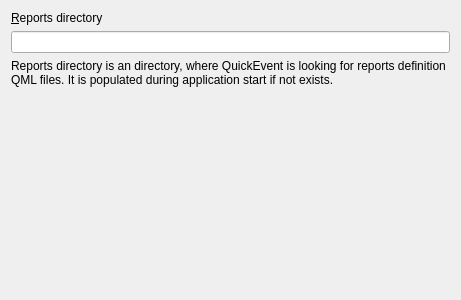
Qt form quickevent/app/quickevent/plugins/Core/src/widgets/reportssettingspage.ui (Quick-Box/quickevent) before a commit.
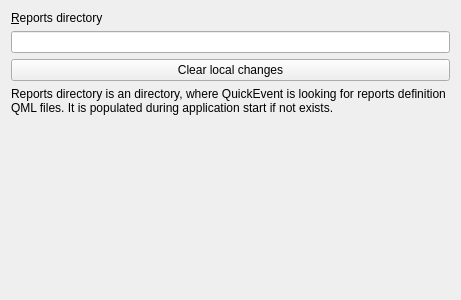
The same form after that commit.

Commit message: Add button to clear local report changes

The edit to the form file:
```diff
--- a/quickevent/app/quickevent/plugins/Core/src/widgets/reportssettingspage.ui
+++ b/quickevent/app/quickevent/plugins/Core/src/widgets/reportssettingspage.ui
@@ -34,6 +34,13 @@
      </property>
     </widget>
    </item>
+   <item>
+    <widget class="QPushButton" name="btClearLocalChanges">
+     <property name="text">
+      <string>Clear local changes</string>
+     </property>
+    </widget>
+   </item>
    <item>
     <widget class="QLabel" name="lblHelp">
      <property name="text">
```
The commit also changes 3 other files.
